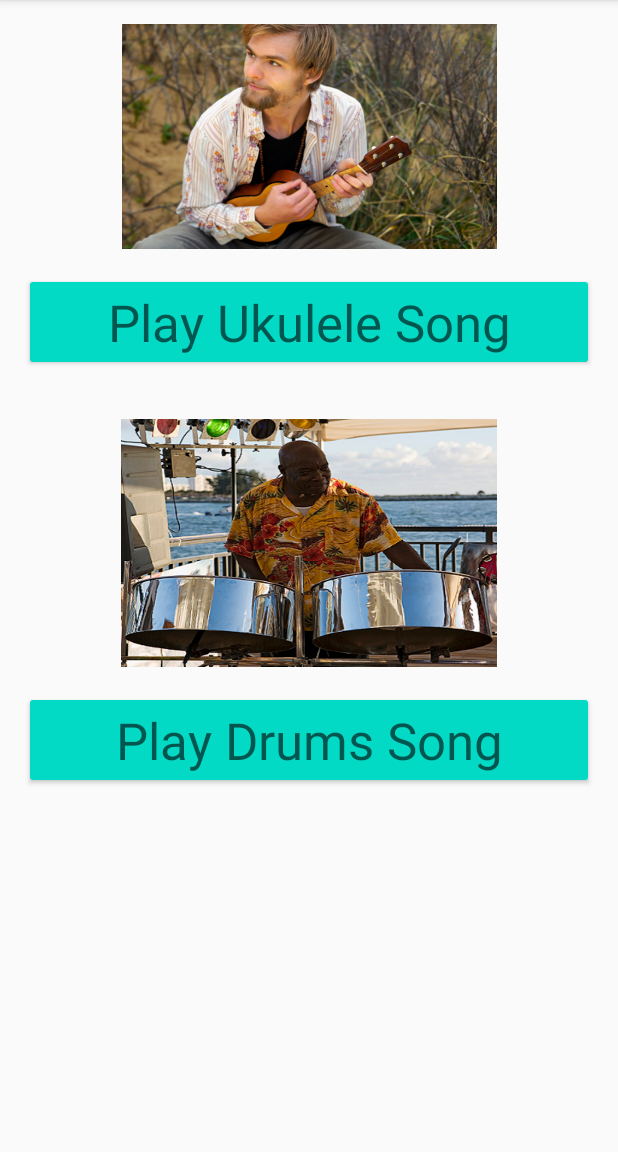
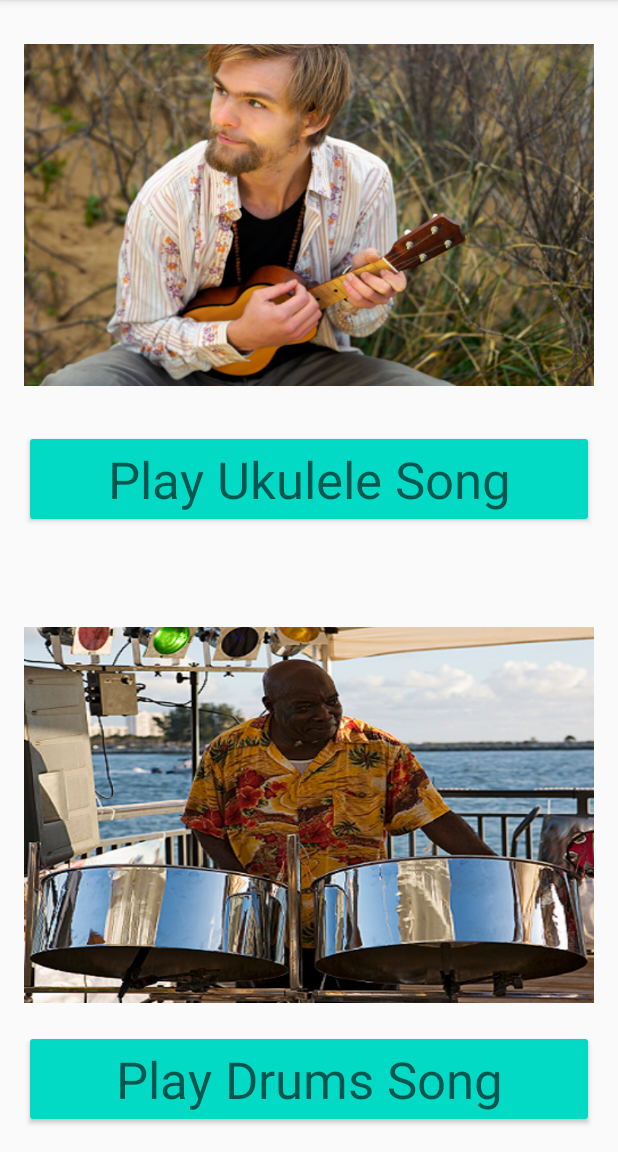
Before and after one commit to mintedtech/HoisingtonCh6-Aloha_Music, an Android app: the MainActivity screen opened directly, with no data from a screen before it, on a phone screen of 412 x 824 dp, the part 84-1236 px from its top. Run offline under Robolectric (Android 15) with nearby library versions, the light colour scheme and no system bars.

Commit message:
Updated Portrait layout to use a horizontal guideline at 50% to split the two sets of ImageView/Button

```diff
--- a/app/src/main/res/layout/activity_main.xml
+++ b/app/src/main/res/layout/activity_main.xml
@@ -6,16 +6,19 @@
     android:layout_height="match_parent"
     tools:context=".MainActivity">
 
+
     <ImageView
         android:id="@+id/imgUkelele"
         android:layout_width="0dp"
-        android:layout_height="150dp"
+        android:layout_height="0dp"
         android:layout_marginStart="@dimen/standard_margin"
         android:layout_marginLeft="@dimen/standard_margin"
-        android:layout_marginTop="@dimen/standard_margin"
         android:layout_marginEnd="@dimen/standard_margin"
         android:layout_marginRight="@dimen/standard_margin"
+        android:layout_marginTop="@dimen/standard_margin"
+        android:layout_marginBottom="@dimen/standard_margin"
         android:contentDescription="@string/ukulele"
+        app:layout_constraintBottom_toTopOf="@+id/btnUkulele"
         app:layout_constraintEnd_toEndOf="parent"
         app:layout_constraintStart_toStartOf="parent"
         app:layout_constraintTop_toTopOf="parent"
@@ -28,28 +31,37 @@
         android:layout_height="wrap_content"
         android:layout_marginStart="@dimen/standard_margin"
         android:layout_marginLeft="@dimen/standard_margin"
-        android:layout_marginTop="@dimen/standard_margin"
         android:layout_marginEnd="@dimen/standard_margin"
         android:layout_marginRight="@dimen/standard_margin"
+        android:layout_marginBottom="@dimen/double_margin"
         android:text="@string/btnUkulele"
         android:textAppearance="@style/TextAppearance.AppCompat.Display1"
+        app:layout_constraintBottom_toTopOf="@+id/guideline2"
         app:layout_constraintEnd_toEndOf="parent"
-        app:layout_constraintStart_toStartOf="parent"
-        app:layout_constraintTop_toBottomOf="@+id/imgUkelele" />
+        app:layout_constraintStart_toStartOf="parent" />
+
+    <androidx.constraintlayout.widget.Guideline
+        android:id="@+id/guideline2"
+        android:layout_width="wrap_content"
+        android:layout_height="wrap_content"
+        android:orientation="horizontal"
+        app:layout_constraintGuide_percent="0.5" />
 
     <ImageView
         android:id="@+id/imgDrums"
         android:layout_width="0dp"
-        android:layout_height="165dp"
+        android:layout_height="0dp"
         android:layout_marginStart="@dimen/standard_margin"
         android:layout_marginLeft="@dimen/standard_margin"
         android:layout_marginTop="@dimen/double_margin"
         android:layout_marginEnd="@dimen/standard_margin"
         android:layout_marginRight="@dimen/standard_margin"
+        android:layout_marginBottom="@dimen/standard_margin"
         android:contentDescription="@string/drums"
+        app:layout_constraintBottom_toTopOf="@+id/btnDrums"
         app:layout_constraintEnd_toEndOf="parent"
         app:layout_constraintStart_toStartOf="parent"
-        app:layout_constraintTop_toBottomOf="@+id/btnUkulele"
+        app:layout_constraintTop_toTopOf="@+id/guideline2"
         app:srcCompat="@drawable/drums" />
 
     <Button
@@ -59,12 +71,13 @@
         android:layout_height="wrap_content"
         android:layout_marginStart="@dimen/standard_margin"
         android:layout_marginLeft="@dimen/standard_margin"
-        android:layout_marginTop="@dimen/standard_margin"
         android:layout_marginEnd="@dimen/standard_margin"
         android:layout_marginRight="@dimen/standard_margin"
+        android:layout_marginBottom="@dimen/standard_margin"
         android:text="@string/btnDrums"
         android:textAppearance="@style/TextAppearance.AppCompat.Display1"
+        app:layout_constraintBottom_toBottomOf="parent"
         app:layout_constraintEnd_toEndOf="parent"
-        app:layout_constraintStart_toStartOf="parent"
-        app:layout_constraintTop_toBottomOf="@+id/imgDrums" />
+        app:layout_constraintStart_toStartOf="parent" />
+
 </androidx.constraintlayout.widget.ConstraintLayout>
```
